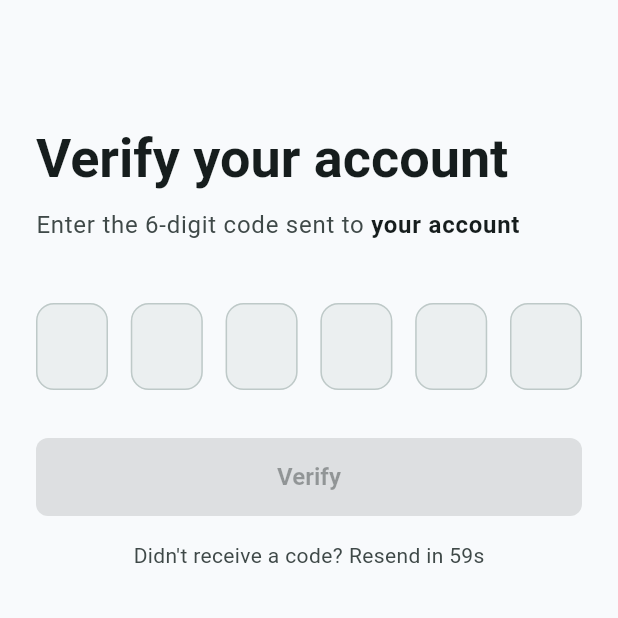
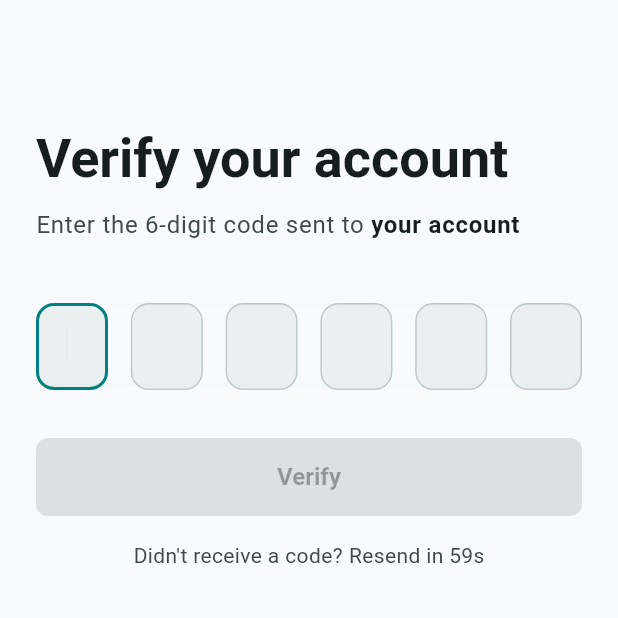
Before and after one commit to godblesskaaya/rishfy, a Flutter app: the OtpVerificationScreen screen opened by its route, on a phone screen of 412 x 824 dp, the top half of it. Run offline on Flutter 3.47's test engine with Material 3 defaults, Android fonts, the phone set to English and light mode, and no system bars; our stand-ins replace dio, equatable, firebase_core, firebase_crashlytics, firebase_messaging, flutter_riverpod and 10 more; missing offline and left inert: google_polyline_algorithm; accounts and stored records are empty.

Commit message:
feat(mobile-auth): add OTP verification screen with improved user feedback

```diff
--- a/mobile/lib/features/auth/presentation/screens/otp_verification_screen.dart
+++ b/mobile/lib/features/auth/presentation/screens/otp_verification_screen.dart
@@ -28,10 +28,8 @@ class OtpVerificationScreen extends ConsumerStatefulWidget {
 class _OtpVerificationScreenState extends ConsumerState<OtpVerificationScreen> {
   static const int _length = AppConstants.otpLength;
 
-  final List<TextEditingController> _controllers =
-      List<TextEditingController>.generate(_length, (_) => TextEditingController());
-  final List<FocusNode> _focusNodes =
-      List<FocusNode>.generate(_length, (_) => FocusNode());
+  final TextEditingController _codeController = TextEditingController();
+  final FocusNode _codeFocusNode = FocusNode();
 
   bool _submitting = false;
   bool _resending = false;
@@ -43,23 +41,24 @@ class _OtpVerificationScreenState extends ConsumerState<OtpVerificationScreen> {
   void initState() {
     super.initState();
     _startResendCooldown();
+    WidgetsBinding.instance.addPostFrameCallback((_) {
+      if (mounted) _codeFocusNode.requestFocus();
+    });
   }
 
   @override
   void dispose() {
     _resendTimer?.cancel();
-    for (final c in _controllers) {
-      c.dispose();
-    }
-    for (final f in _focusNodes) {
-      f.dispose();
-    }
+    _codeController.dispose();
+    _codeFocusNode.dispose();
     super.dispose();
   }
 
   void _startResendCooldown() {
     _resendTimer?.cancel();
-    setState(() => _resendSecondsLeft = AppConstants.otpResendCooldown.inSeconds);
+    setState(
+      () => _resendSecondsLeft = AppConstants.otpResendCooldown.inSeconds,
+    );
     _resendTimer = Timer.periodic(const Duration(seconds: 1), (_) {
       if (!mounted) return;
       if (_resendSecondsLeft <= 1) {
@@ -71,27 +70,31 @@ class _OtpVerificationScreenState extends ConsumerState<OtpVerificationScreen> {
     });
   }
 
-  String get _otpCode =>
-      _controllers.map((c) => c.text).join();
+  String get _otpCode => _codeController.text;
 
   void _fillCode(String code) {
-    final digits = code.replaceAll(RegExp(r'\D'), '');
-    for (int i = 0; i < _length; i++) {
-      _controllers[i].text = i < digits.length ? digits[i] : '';
-    }
-    if (digits.length >= _length) {
+    final String digits = code.replaceAll(RegExp(r'\D'), '');
+    final String truncated =
+        digits.length > _length ? digits.substring(0, _length) : digits;
+    _codeController.value = TextEditingValue(
+      text: truncated,
+      selection: TextSelection.collapsed(offset: truncated.length),
+    );
+
+    if (truncated.length >= _length) {
       FocusScope.of(context).unfocus();
       unawaited(_verify());
     } else {
-      final next = digits.length.clamp(0, _length - 1);
-      _focusNodes[next].requestFocus();
+      _codeFocusNode.requestFocus();
     }
     setState(() {});
   }
 
   Future<void> _resendCode() async {
     if (widget.userId.isEmpty) {
-      setState(() => _error = 'Missing user reference — please register again.');
+      setState(
+        () => _error = 'Missing user reference - please register again.',
+      );
       return;
     }
     setState(() {
@@ -99,7 +102,9 @@ class _OtpVerificationScreenState extends ConsumerState<OtpVerificationScreen> {
       _error = null;
     });
     try {
-      await ref.read(authControllerProvider.notifier).resendOtp(userId: widget.userId);
+      await ref
+          .read(authControllerProvider.notifier)
+          .resendOtp(userId: widget.userId);
       if (!mounted) return;
       _startResendCooldown();
       ScaffoldMessenger.of(context).showSnackBar(
@@ -118,7 +123,9 @@ class _OtpVerificationScreenState extends ConsumerState<OtpVerificationScreen> {
 
   Future<void> _verify() async {
     if (widget.userId.isEmpty) {
-      setState(() => _error = 'Missing verification details — please register again.');
+      setState(
+        () => _error = 'Missing verification details - please register again.',
+      );
       return;
     }
     if (_otpCode.length < _length) {
@@ -140,12 +147,9 @@ class _OtpVerificationScreenState extends ConsumerState<OtpVerificationScreen> {
       if (!mounted) return;
       setState(() {
         _error = e.message;
-        // clear boxes on wrong code so the user can retype
-        for (final c in _controllers) {
-          c.clear();
-        }
+        _codeController.clear();
       });
-      _focusNodes[0].requestFocus();
+      _codeFocusNode.requestFocus();
     } catch (_) {
       if (!mounted) return;
       setState(() => _error = 'Verification failed. Please try again.');
@@ -186,7 +190,9 @@ class _OtpVerificationScreenState extends ConsumerState<OtpVerificationScreen> {
                   children: <InlineSpan>[
                     const TextSpan(text: 'Enter the 6-digit code sent to '),
                     TextSpan(
-                      text: widget.contact.isNotEmpty ? widget.contact : 'your account',
+                      text: widget.contact.isNotEmpty
+                          ? widget.contact
+                          : 'your account',
                       style: TextStyle(
                         fontWeight: FontWeight.w600,
                         color: scheme.onSurface,
@@ -197,8 +203,8 @@ class _OtpVerificationScreenState extends ConsumerState<OtpVerificationScreen> {
               ),
               const SizedBox(height: 40),
               _OtpBoxRow(
-                controllers: _controllers,
-                focusNodes: _focusNodes,
+                controller: _codeController,
+                focusNode: _codeFocusNode,
                 onFill: _fillCode,
                 onChanged: () => setState(() {}),
               ),
@@ -247,127 +253,101 @@ class _OtpVerificationScreenState extends ConsumerState<OtpVerificationScreen> {
   }
 }
 
-// ── OTP box row ────────────────────────────────────────────────────────────────
-
 class _OtpBoxRow extends StatelessWidget {
   const _OtpBoxRow({
-    required this.controllers,
-    required this.focusNodes,
+    required this.controller,
+    required this.focusNode,
     required this.onFill,
     required this.onChanged,
   });
 
-  final List<TextEditingController> controllers;
-  final List<FocusNode> focusNodes;
+  final TextEditingController controller;
+  final FocusNode focusNode;
   final void Function(String code) onFill;
   final VoidCallback onChanged;
 
   @override
   Widget build(BuildContext context) {
-    return Row(
+    final ColorScheme scheme = Theme.of(context).colorScheme;
+    final String code = controller.text;
+
+    return GestureDetector(
+      onTap: focusNode.requestFocus,
+      child: Stack(
+        alignment: Alignment.center,
+        children: <Widget>[
+          Row(
             mainAxisAlignment: MainAxisAlignment.spaceBetween,
-      children: List<Widget>.generate(controllers.length, (int i) {
-        return _OtpBox(
-          controller: controllers[i],
-          focusNode: focusNodes[i],
-          onChanged: (String v) {
-            if (v.length > 1) {
-              // Paste — fill from first box regardless of which box received it
-              onFill(v);
-              return;
-            }
-            if (v.isNotEmpty && i < controllers.length - 1) {
-              focusNodes[i + 1].requestFocus();
-            }
-            onChanged();
-            // Auto-submit on last digit
-            final String code = controllers.map((c) => c.text).join();
-            if (code.length == controllers.length) {
-              FocusScope.of(context).unfocus();
-            }
-          },
-          onBackspace: () {
-            if (controllers[i].text.isEmpty && i > 0) {
-              controllers[i - 1].clear();
-              focusNodes[i - 1].requestFocus();
-              onChanged();
-            }
-          },
-        );
-      }),
-    );
-  }
-}
+            children: List<Widget>.generate(AppConstants.otpLength, (int i) {
+              final String digit = i < code.length ? code[i] : '';
+              final bool filled = digit.isNotEmpty;
+              final bool focused = focusNode.hasFocus && i == code.length;
 
-class _OtpBox extends StatelessWidget {
-  const _OtpBox({
-    required this.controller,
-    required this.focusNode,
-    required this.onChanged,
-    required this.onBackspace,
-  });
-
-  final TextEditingController controller;
-  final FocusNode focusNode;
-  final void Function(String) onChanged;
-  final VoidCallback onBackspace;
-
-  @override
-  Widget build(BuildContext context) {
-    final ColorScheme scheme = Theme.of(context).colorScheme;
-    final bool filled = controller.text.isNotEmpty;
-
-    return SizedBox(
+              return AnimatedContainer(
+                duration: const Duration(milliseconds: 140),
                 width: 48,
                 height: 58,
-      child: RawKeyboardListener(
-        focusNode: FocusNode(),
-        onKey: (RawKeyEvent event) {
-          if (event is RawKeyDownEvent &&
-              event.logicalKey == LogicalKeyboardKey.backspace &&
-              controller.text.isEmpty) {
-            onBackspace();
-          }
-        },
-        child: TextField(
-          controller: controller,
-          focusNode: focusNode,
-          textAlign: TextAlign.center,
-          keyboardType: TextInputType.number,
-          maxLength: 6,
+                alignment: Alignment.center,
+                decoration: BoxDecoration(
+                  color: filled
+                      ? scheme.primaryContainer.withValues(alpha: 0.35)
+                      : scheme.surfaceContainerHighest.withValues(alpha: 0.5),
+                  borderRadius: BorderRadius.circular(12),
+                  border: Border.all(
+                    color: filled || focused
+                        ? scheme.primary
+                        : scheme.outlineVariant,
+                    width: filled || focused ? 2 : 1,
+                  ),
+                ),
+                child: Text(
+                  digit,
                   style: Theme.of(context).textTheme.headlineSmall?.copyWith(
                         fontWeight: FontWeight.w700,
                         color: scheme.onSurface,
                       ),
+                ),
+              );
+            }),
+          ),
+          Positioned.fill(
+            child: Opacity(
+              opacity: 0.01,
+              child: TextField(
+                controller: controller,
+                focusNode: focusNode,
+                autofocus: true,
+                autocorrect: false,
+                enableSuggestions: false,
+                keyboardType: TextInputType.number,
+                maxLength: AppConstants.otpLength,
                 inputFormatters: <TextInputFormatter>[
                   FilteringTextInputFormatter.digitsOnly,
+                  LengthLimitingTextInputFormatter(AppConstants.otpLength),
                 ],
-          decoration: InputDecoration(
+                decoration: const InputDecoration(
                   counterText: '',
-            filled: true,
-            fillColor: filled
-                ? scheme.primaryContainer.withValues(alpha: 0.35)
-                : scheme.surfaceContainerHighest.withValues(alpha: 0.5),
-            enabledBorder: OutlineInputBorder(
-              borderRadius: BorderRadius.circular(12),
-              borderSide: BorderSide(
-                color: filled ? scheme.primary : scheme.outlineVariant,
-                width: filled ? 2 : 1,
+                  border: InputBorder.none,
+                ),
+                onChanged: (String value) {
+                  final String digits = value.replaceAll(RegExp(r'\D'), '');
+                  if (digits != value) {
+                    onFill(digits);
+                    return;
+                  }
+                  onChanged();
+                  if (digits.length == AppConstants.otpLength) {
+                    FocusScope.of(context).unfocus();
+                  }
+                },
               ),
             ),
-            focusedBorder: OutlineInputBorder(
-              borderRadius: BorderRadius.circular(12),
-              borderSide: BorderSide(color: scheme.primary, width: 2.5),
           ),
-          ),
-          onChanged: onChanged,
-        ),
+        ],
       ),
     );
   }
 }
-
-// ── Resend button ──────────────────────────────────────────────────────────────
 
 class _ResendButton extends StatelessWidget {
   const _ResendButton({
```
Lines whose indentation alone changed are shown as unchanged.
